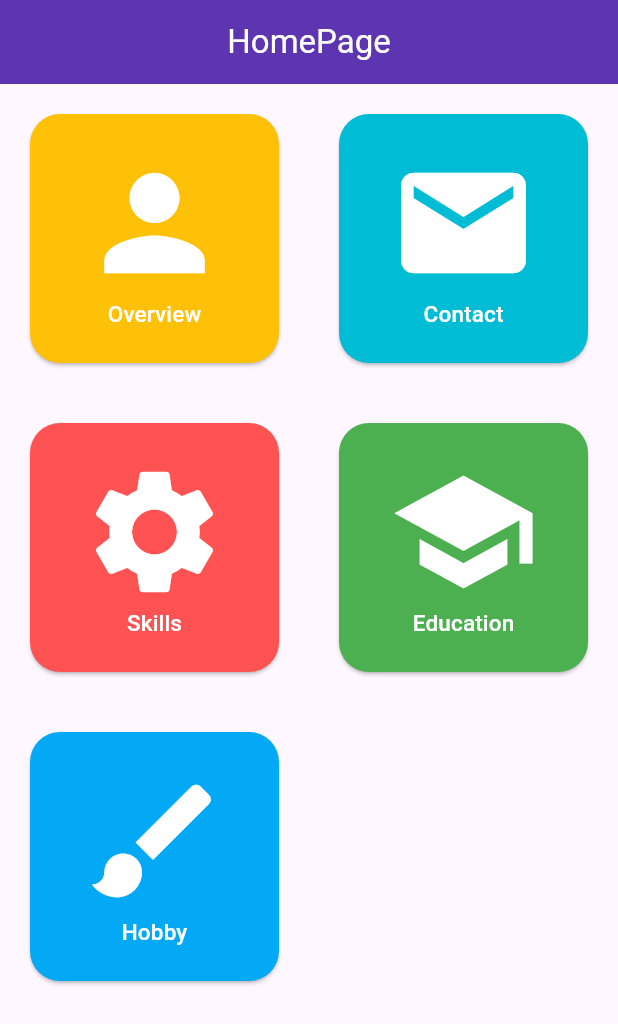
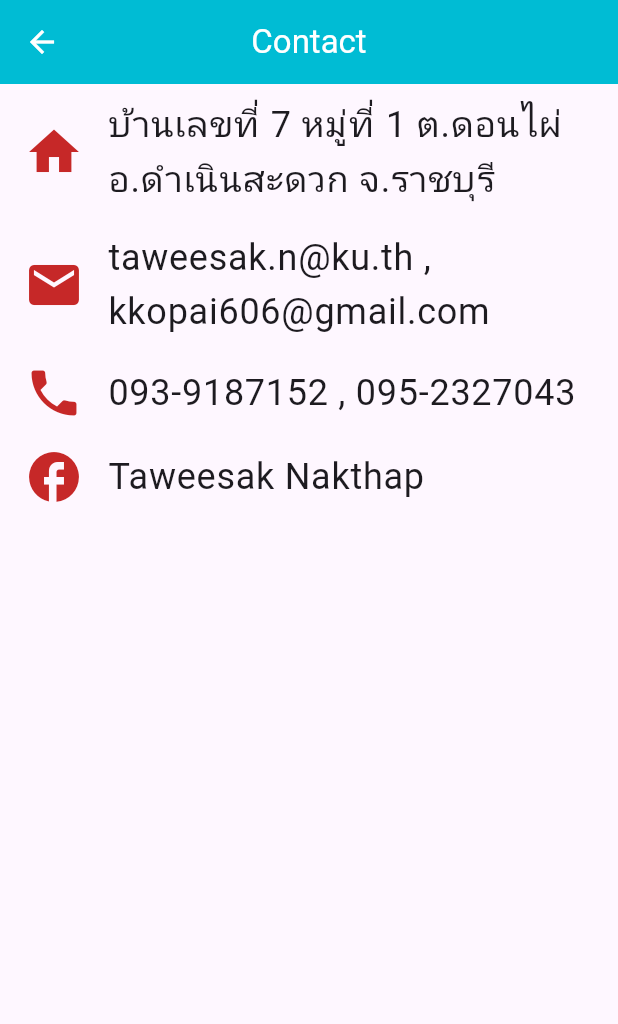
Before and after one commit to Taweesak02/flutter_profile_learning, a Flutter app: the screen it shows after launch, after a tap on "Contact", on a phone screen of 412 x 824 dp. Shown: the top 1024 px of the screen. Run offline on Flutter 3.47's test engine with Material 3 defaults, Android fonts, the phone set to English and light mode, and no system bars; our stand-ins replace google_fonts; Roboto replaces fonts that are missing (Itim).

Commit message:
add more dart file

```diff
--- /dev/null
+++ b/lib/contactpage.dart
@@ -0,0 +1,29 @@
+import 'package:flutter/material.dart';
+import 'package:my_profile/main.dart';
+
+class ContactPage extends StatelessWidget {
+  const ContactPage({Key? key, required this.title,required this.color}) : super(key: key);
+
+  final String title;
+  final Color color;
+
+  Widget build(BuildContext context) {
+    return Scaffold(
+      appBar: AppBar(title: Text(title),backgroundColor: color,),
+      body: Column(
+        children: [
+          ShowInfo(
+            detail: "บ้านเลขที่ 7 หมู่ที่ 1 ต.ดอนไผ่ อ.ดำเนินสะดวก จ.ราชบุรี",
+            icon: Icons.home,
+          ),
+          ShowInfo(
+            detail: "taweesak.n@ku.th , kkopai606@gmail.com",
+            icon: Icons.mail,
+          ),
+          ShowInfo(detail: "093-9187152 , 095-2327043", icon: Icons.phone),
+          ShowInfo(detail: "Taweesak Nakthap", icon: Icons.facebook),
+        ],
+      ),
+    );
+  }
+}
--- a/lib/main.dart
+++ b/lib/main.dart
@@ -1,10 +1,20 @@
 import 'package:flutter/material.dart';
 import 'package:google_fonts/google_fonts.dart';
+import 'package:my_profile/contactpage.dart';
+import 'package:my_profile/educationpage.dart';
+import 'package:my_profile/hobbypage.dart';
 import 'package:my_profile/profilepage.dart';
+import 'package:my_profile/skillpage.dart';
 
 void main() {
   runApp(MyApp());
 }
+
+Color profileColor = Colors.amber;
+Color contactColor = Colors.cyan;
+Color skillColor = Colors.redAccent;
+Color educationColor = Colors.green;
+Color hobbyColor = Colors.lightBlue;
 
 class MyApp extends StatelessWidget {
   const MyApp({Key? key}) : super(key: key);
@@ -24,7 +34,11 @@ class MyApp extends StatelessWidget {
       initialRoute: '/',
       routes: {
         '/': (context) => const HomePage(title: "HomePage"),
-        '/profile': (context) => const ProfilePage(title: 'Profile'),
+        '/profile': (context) => ProfilePage(title: 'Profile',color: profileColor,),
+        '/contact': (context) => ContactPage(title: "Contact",color: contactColor,),
+        '/skill': (context) =>  SkillPage(title: "Skills",color: skillColor,),
+        '/education': (context) => EducationPage(title: "Education",color: educationColor,),
+        '/hobby': (context) => HobbyPage(title: "Hobby",color: hobbyColor,),
       },
     );
   }
@@ -34,6 +48,8 @@ class HomePage extends StatelessWidget {
   const HomePage({Key? key, required this.title}) : super(key: key);
 
   final String title;
+
+
 
   Widget build(BuildContext context) {
     return Scaffold(
@@ -47,37 +63,32 @@ class HomePage extends StatelessWidget {
           App(
             route: "/profile",
             appTitle: "Overview",
-            color: Colors.amber,
-            fontColor: Colors.white,
+            color: profileColor,
             icon: Icons.person,
           ),
           App(
-            route: "",
+            route: "/contact",
             appTitle: "Contact",
-            color: Colors.cyan,
-            fontColor: Colors.white,
+            color: contactColor,
             icon: Icons.mail,
           ),
           App(
-            route: "",
+            route: "/skill",
             appTitle: "Skills",
-            color: Colors.redAccent,
-            fontColor: Colors.white,
-            icon: Icons.settings
+            color: skillColor,
+            icon: Icons.settings,
           ),
           App(
-            route: "",
+            route: "/education",
             appTitle: "Education",
-            color: Colors.green,
-            fontColor: Colors.white,
-            icon: Icons.school
+            color: educationColor,
+            icon: Icons.school,
           ),
           App(
-            route: "",
+            route: "/hobby",
             appTitle: "Hobby",
-            color: Colors.lightBlue,
-            fontColor: Colors.white,
-            icon: Icons.brush
+            color: hobbyColor,
+            icon: Icons.brush,
           ),
         ],
       ),
@@ -91,14 +102,13 @@ class App extends StatelessWidget {
     required this.route,
     required this.appTitle,
     required this.color,
-    required this.fontColor,
     required this.icon,
   });
 
   final String appTitle;
   final String route;
   final Color color;
-  final Color fontColor;
+  final Color fontColor = Colors.white;
   final IconData icon;
 
   Widget build(BuildContext context) {
@@ -115,10 +125,32 @@ class App extends StatelessWidget {
       child: Column(
         mainAxisAlignment: MainAxisAlignment.center,
         children: [
-          Icon(icon, size: 100, color: fontColor),
-          Text(appTitle, style: TextStyle(fontSize: 15, color: fontColor)),
+          Expanded(flex: 5, child: Icon(icon, size: 100, color: fontColor)),
+          Expanded(
+            flex: 1,
+            child: Text(
+              appTitle,
+              style: TextStyle(fontSize: 15, color: fontColor),
+            ),
+          ),
         ],
       ),
     );
   }
 }
+
+class ShowInfo extends StatelessWidget {
+  const ShowInfo({super.key, required this.detail, required this.icon});
+
+  final String detail;
+  final IconData icon;
+
+  Widget build(BuildContext context) {
+    return Center(
+      child: ListTile(
+        title: Text(detail, textScaler: TextScaler.linear(1.5)),
+        leading: Icon(icon, color: Colors.red[800], size: 40),
+      ),
+    );
+  }
+}
```
Also changed, not shown: lib/educationpage.dart (added, +13 -0 lines), lib/hobbypage.dart (added, +39 -0 lines), lib/profilepage.dart (+8 -34 lines), lib/skillpage.dart (added, +21 -0 lines).
